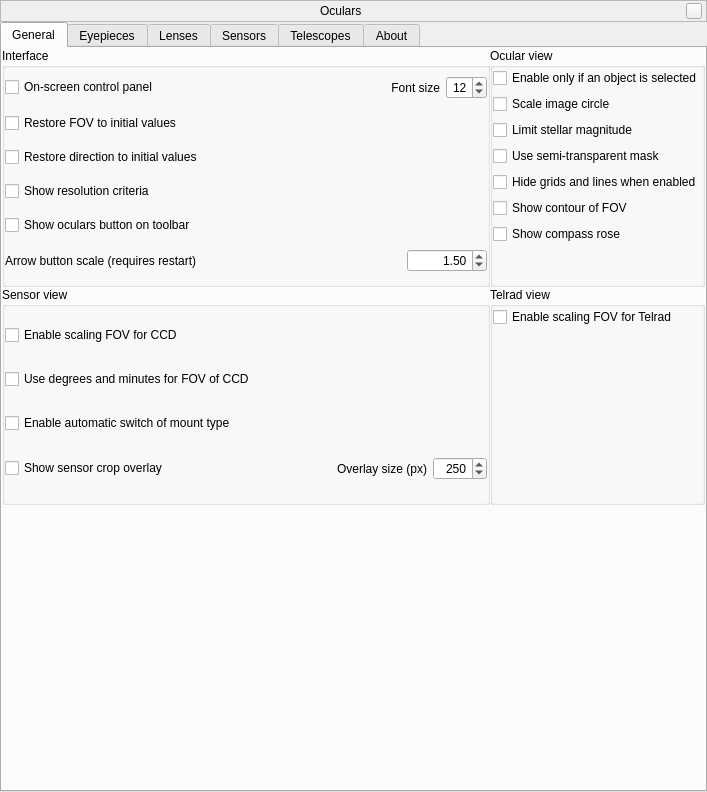
The window that plugins/Oculars/src/gui/ocularDialog.ui (519984307/stellarium_src) describes before a commit, drawn with Qt 5.
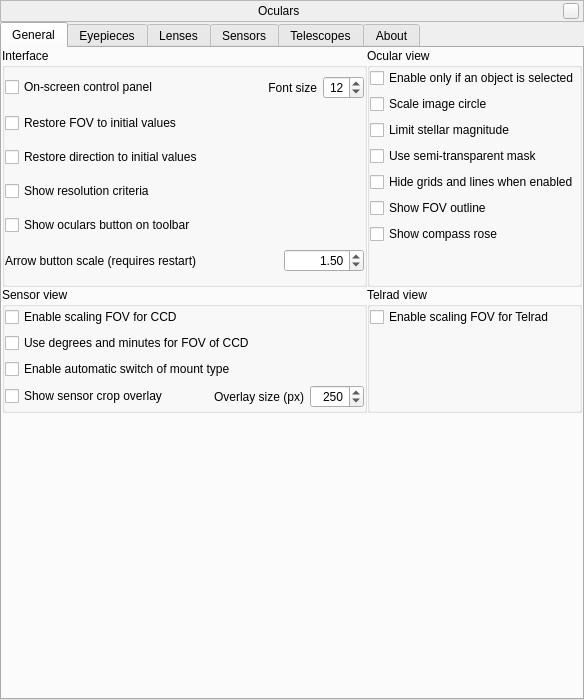
The same window after the commit. Icons and pictures are not drawn. Custom widgets are drawn as their Qt base class.

Commit message: Fixed naming new options

What changed in the file:
```diff
--- a/plugins/Oculars/src/gui/ocularDialog.ui
+++ b/plugins/Oculars/src/gui/ocularDialog.ui
@@ -2,16 +2,8 @@
 <ui version="4.0">
  <class>ocularDialogForm</class>
  <widget class="QWidget" name="ocularDialogForm">
-  <property name="geometry">
-   <rect>
-    <x>0</x>
-    <y>0</y>
-    <width>707</width>
-    <height>792</height>
-   </rect>
-  </property>
   <property name="sizePolicy">
-   <sizepolicy hsizetype="Minimum" vsizetype="MinimumExpanding">
+   <sizepolicy hsizetype="Minimum" vsizetype="Minimum">
     <horstretch>0</horstretch>
     <verstretch>0</verstretch>
    </sizepolicy>
@@ -403,7 +395,7 @@
              <item row="7" column="0">
               <widget class="QCheckBox" name="contourCheckBox">
                <property name="text">
-                <string>Show contour of FOV</string>
+                <string>Show FOV outline</string>
                </property>
               </widget>
              </item>
```
Left out of the diff: 6 changed lines with no effect on the pictures.
